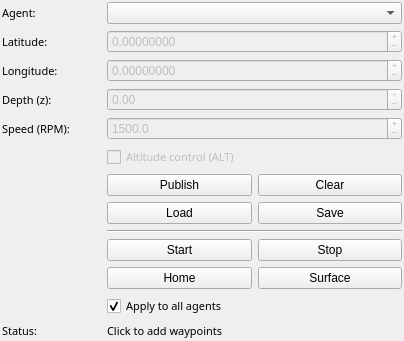
Above: coug_mapviz/ui/coug_waypoints_config.ui from cougars-auv/coug_mapviz before the change. Below: the same form after it.
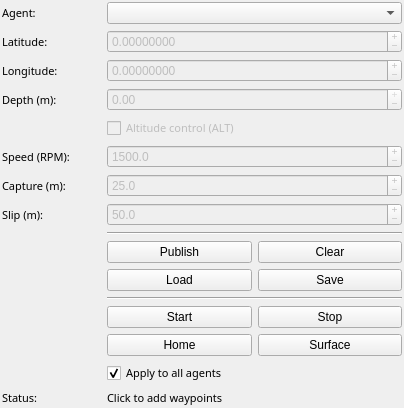
That is the form after the change.

Commit message: Added slip/capture radius to mapviz

```diff
--- a/coug_mapviz/ui/coug_waypoints_config.ui
+++ b/coug_mapviz/ui/coug_waypoints_config.ui
@@ -148,7 +148,7 @@
             </font>
           </property>
           <property name="text">
-            <string>Depth (z):</string>
+            <string>Depth (m):</string>
           </property>
         </widget>
       </item>
@@ -172,8 +172,26 @@
         </widget>
       </item>
 
-      <!-- Row 4: Selected Speed -->
-      <item row="4" column="0">
+      <!-- Row 4: Altitude Control Checkbox -->
+      <item row="4" column="1" colspan="3">
+        <widget class="QCheckBox" name="altitude_mode">
+          <property name="font">
+            <font>
+              <family>Sans Serif</family>
+              <pointsize>8</pointsize>
+            </font>
+          </property>
+          <property name="text">
+            <string>Altitude control (ALT)</string>
+          </property>
+          <property name="enabled">
+            <bool>false</bool>
+          </property>
+        </widget>
+      </item>
+
+      <!-- Row 5: Selected Speed -->
+      <item row="5" column="0">
         <widget class="QLabel" name="label_speed">
           <property name="font">
             <font>
@@ -186,7 +204,7 @@
           </property>
         </widget>
       </item>
-      <item row="4" column="1" colspan="3">
+      <item row="5" column="1" colspan="3">
         <widget class="QDoubleSpinBox" name="speed_editor">
           <property name="enabled">
             <bool>false</bool>
@@ -209,9 +227,9 @@
         </widget>
       </item>
 
-      <!-- Row 5: Altitude Control Checkbox -->
-      <item row="5" column="1" colspan="3">
-        <widget class="QCheckBox" name="altitude_mode">
+      <!-- Row 6: Capture Radius -->
+      <item row="6" column="0">
+        <widget class="QLabel" name="label_capture">
           <property name="font">
             <font>
               <family>Sans Serif</family>
@@ -219,16 +237,84 @@
             </font>
           </property>
           <property name="text">
-            <string>Altitude control (ALT)</string>
-          </property>
-          <property name="enabled">
-            <bool>false</bool>
+            <string>Capture (m):</string>
           </property>
         </widget>
       </item>
-
-      <!-- Row 6: Publish / Clear -->
       <item row="6" column="1" colspan="3">
+        <widget class="QDoubleSpinBox" name="capture_radius_editor">
+          <property name="enabled">
+            <bool>false</bool>
+          </property>
+          <property name="decimals">
+            <number>1</number>
+          </property>
+          <property name="minimum">
+            <double>0.0</double>
+          </property>
+          <property name="maximum">
+            <double>9999.990000000000009</double>
+          </property>
+          <property name="value">
+            <double>25.0</double>
+          </property>
+          <property name="buttonSymbols">
+            <enum>QAbstractSpinBox::PlusMinus</enum>
+          </property>
+        </widget>
+      </item>
+
+      <!-- Row 7: Slip Radius -->
+      <item row="7" column="0">
+        <widget class="QLabel" name="label_slip">
+          <property name="font">
+            <font>
+              <family>Sans Serif</family>
+              <pointsize>8</pointsize>
+            </font>
+          </property>
+          <property name="text">
+            <string>Slip (m):</string>
+          </property>
+        </widget>
+      </item>
+      <item row="7" column="1" colspan="3">
+        <widget class="QDoubleSpinBox" name="slip_radius_editor">
+          <property name="enabled">
+            <bool>false</bool>
+          </property>
+          <property name="decimals">
+            <number>1</number>
+          </property>
+          <property name="minimum">
+            <double>0.0</double>
+          </property>
+          <property name="maximum">
+            <double>9999.990000000000009</double>
+          </property>
+          <property name="value">
+            <double>50.0</double>
+          </property>
+          <property name="buttonSymbols">
+            <enum>QAbstractSpinBox::PlusMinus</enum>
+          </property>
+        </widget>
+      </item>
+
+      <!-- Row 8: Separator -->
+      <item row="8" column="1" colspan="3">
+        <widget class="QFrame" name="separator_top">
+          <property name="frameShape">
+            <enum>QFrame::HLine</enum>
+          </property>
+          <property name="frameShadow">
+            <enum>QFrame::Sunken</enum>
+          </property>
+        </widget>
+      </item>
+
+      <!-- Row 9: Publish / Clear -->
+      <item row="9" column="1" colspan="3">
         <layout class="QHBoxLayout" name="horizontalLayout_pub_clear">
           <item>
             <widget class="QPushButton" name="publish">
@@ -247,8 +333,8 @@
         </layout>
       </item>
 
-      <!-- Row 7: Load / Save -->
-      <item row="7" column="1" colspan="3">
+      <!-- Row 10: Load / Save -->
+      <item row="10" column="1" colspan="3">
         <layout class="QHBoxLayout" name="horizontalLayout_file">
           <item>
             <widget class="QPushButton" name="load">
@@ -267,8 +353,8 @@
         </layout>
       </item>
 
-      <!-- Row 8: Separator -->
-      <item row="8" column="1" colspan="3">
+      <!-- Row 11: Separator -->
+      <item row="11" column="1" colspan="3">
         <widget class="QFrame" name="separator">
           <property name="frameShape">
             <enum>QFrame::HLine</enum>
@@ -279,8 +365,8 @@
         </widget>
       </item>
 
-      <!-- Row 9: Start / Stop -->
-      <item row="9" column="1" colspan="3">
+      <!-- Row 12: Start / Stop -->
+      <item row="12" column="1" colspan="3">
         <layout class="QHBoxLayout" name="horizontalLayout_start_stop">
           <item>
             <widget class="QPushButton" name="start">
@@ -299,8 +385,8 @@
         </layout>
       </item>
 
-      <!-- Row 10: Surface / Home -->
-      <item row="10" column="1" colspan="3">
+      <!-- Row 13: Surface / Home -->
+      <item row="13" column="1" colspan="3">
         <layout class="QHBoxLayout" name="horizontalLayout_surface_home">
           <item>
             <widget class="QPushButton" name="home">
@@ -319,8 +405,8 @@
         </layout>
       </item>
 
-      <!-- Row 11: Checkbox -->
-      <item row="11" column="1" colspan="3">
+      <!-- Row 14: Checkbox -->
+      <item row="14" column="1" colspan="3">
         <widget class="QCheckBox" name="apply_all">
           <property name="font">
             <font>
@@ -337,8 +423,8 @@
         </widget>
       </item>
 
-      <!-- Row 12: Status -->
-      <item row="12" column="0">
+      <!-- Row 15: Status -->
+      <item row="15" column="0">
         <widget class="QLabel" name="label_2">
           <property name="font">
             <font>
@@ -351,7 +437,7 @@
           </property>
         </widget>
       </item>
-      <item row="12" column="1" colspan="3">
+      <item row="15" column="1" colspan="3">
         <widget class="QLabel" name="status">
           <property name="font">
             <font>
```
The commit also changes 6 other files.
